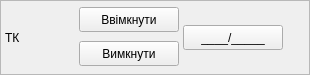
Qt form tccontrol.ui (Goodjamp/Mdio) before a commit.
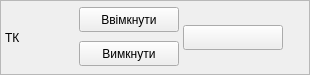
The same form after that commit.

```diff
--- a/tccontrol.ui
+++ b/tccontrol.ui
@@ -51,7 +51,7 @@
        <number>0</number>
       </property>
       <property name="rightMargin">
-       <number>0</number>
+       <number>4</number>
       </property>
       <property name="bottomMargin">
        <number>0</number>
@@ -135,7 +135,13 @@
          </size>
         </property>
         <property name="text">
-         <string>____/_____</string>
+         <string/>
+        </property>
+        <property name="checkable">
+         <bool>true</bool>
+        </property>
+        <property name="checked">
+         <bool>false</bool>
         </property>
        </widget>
       </item>
```
